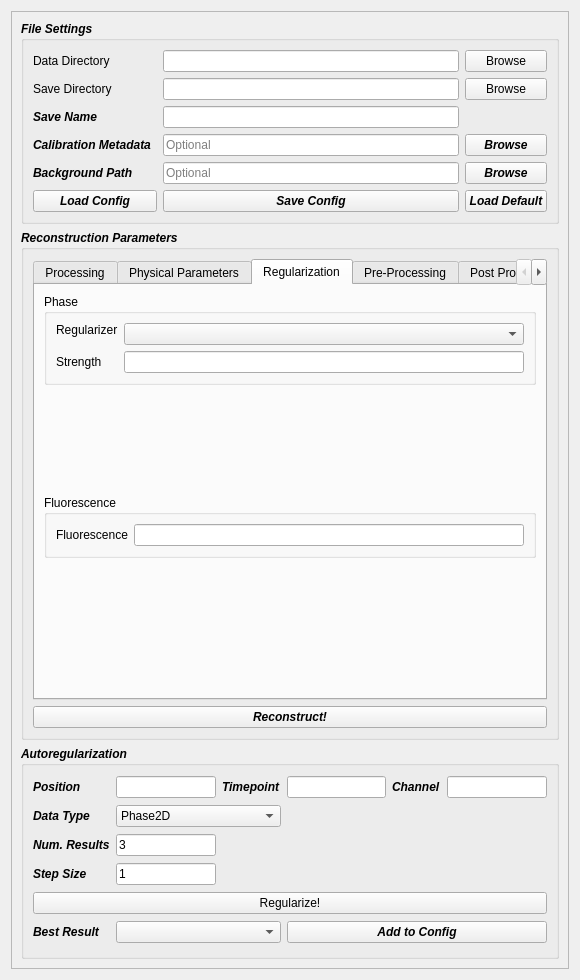
Qt form recOrder/plugin/qtdesigner/recOrder_reconstruction.ui (mehta-lab/waveorder) before a commit.
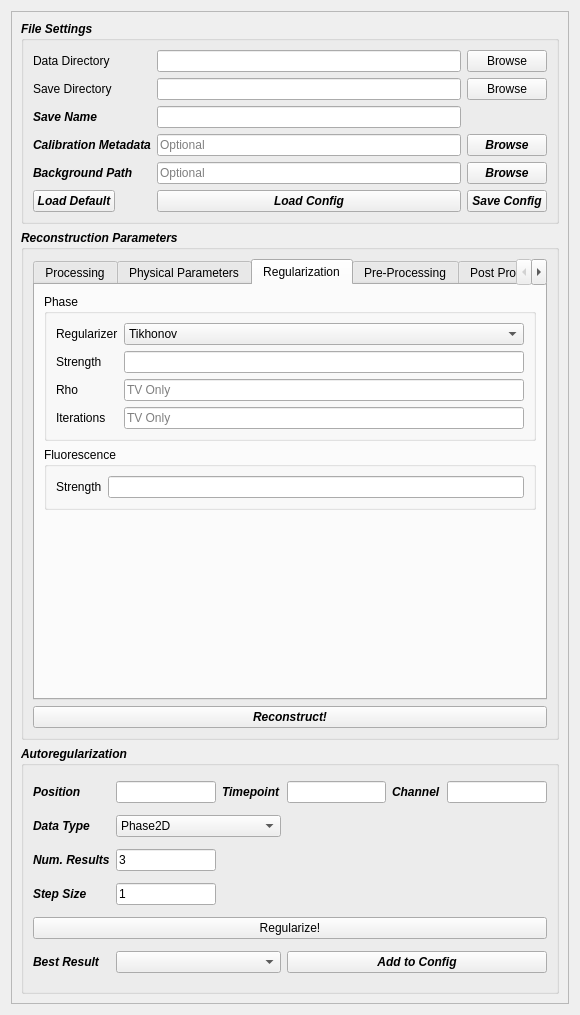
The same form after that commit. The open tabs and pages were chosen to show the change.

Commit message: add reconstruction module

Diff of the .ui file:
```diff
--- a/recOrder/plugin/qtdesigner/recOrder_reconstruction.ui
+++ b/recOrder/plugin/qtdesigner/recOrder_reconstruction.ui
@@ -7,7 +7,7 @@
     <x>0</x>
     <y>0</y>
     <width>580</width>
-    <height>980</height>
+    <height>1015</height>
    </rect>
   </property>
   <property name="windowTitle">
@@ -224,7 +224,7 @@
           <property name="verticalSpacing">
            <number>-1</number>
           </property>
-          <item row="0" column="0" colspan="2" alignment="Qt::AlignTop">
+          <item row="0" column="0" colspan="2">
            <widget class="QTabWidget" name="tabWidget_4">
             <property name="sizePolicy">
              <sizepolicy hsizetype="Preferred" vsizetype="Preferred">
@@ -253,8 +253,14 @@
               <property name="verticalSpacing">
                <number>-1</number>
               </property>
-              <item row="3" column="0">
-               <widget class="QLabel" name="label_bg_corr">
+              <item row="0" column="0" alignment="Qt::AlignTop">
+               <widget class="QGroupBox" name="groupBox_8">
+                <property name="title">
+                 <string/>
+                </property>
+                <layout class="QGridLayout" name="gridLayout_7">
+                 <item row="0" column="0">
+                  <widget class="QLabel" name="label_pipeline">
                 <property name="text">
                  <string>Background Correction</string>
                 </property>
@@ -396,82 +402,7 @@
                 </property>
                </widget>
               </item>
-              <item row="6" column="0">
-               <widget class="QCheckBox" name="chb_use_gpu">
-                <property name="sizePolicy">
-                 <sizepolicy hsizetype="Fixed" vsizetype="Fixed">
-                  <horstretch>0</horstretch>
-                  <verstretch>0</verstretch>
-                 </sizepolicy>
-                </property>
-                <property name="text">
-                 <string>Use GPU</string>
-                </property>
-                <property name="tristate">
-                 <bool>false</bool>
-                </property>
-               </widget>
-              </item>
-              <item row="4" column="0">
-               <widget class="QLabel" name="label_output_channels">
-                <property name="text">
-                 <string>Output Channels</string>
-                </property>
-               </widget>
-              </item>
-              <item row="4" column="1">
-               <widget class="QLineEdit" name="le_output_channels">
-                <property name="sizePolicy">
-                 <sizepolicy hsizetype="Expanding" vsizetype="Fixed">
-                  <horstretch>0</horstretch>
-                  <verstretch>0</verstretch>
-                 </sizepolicy>
-                </property>
-                <property name="minimumSize">
-                 <size>
-                  <width>30</width>
-                  <height>0</height>
-                 </size>
-                </property>
-                <property name="font">
-                 <font>
-                  <weight>50</weight>
-                  <italic>false</italic>
-                  <bold>false</bold>
-                 </font>
-                </property>
-                <property name="text">
-                 <string/>
-                </property>
-                <property name="placeholderText">
-                 <string>Retardance, Orientation, BF, Phase3D</string>
-                </property>
-               </widget>
-              </item>
-              <item row="0" column="0">
-               <widget class="QLabel" name="label_pipeline">
-                <property name="text">
-                 <string>Pipeline</string>
-                </property>
-               </widget>
-              </item>
-              <item row="0" column="1">
-               <widget class="QComboBox" name="cb_pipeline">
-                <item>
-                 <property name="text">
-                  <string>QLIPP</string>
-                 </property>
-                </item>
-                <item>
-                 <property name="text">
-                  <string>PhaseFromBF</string>
-                 </property>
-                </item>
-                <item>
-                 <property name="text">
-                  <string>Fluorescence Deconvolution</string>
-                 </property>
-                </item>
+                </layout>
                </widget>
               </item>
              </layout>
@@ -632,48 +563,86 @@
              <attribute name="title">
               <string>Regularization</string>
              </attribute>
-             <layout class="QGridLayout" name="gridLayout_5">
+             <layout class="QFormLayout" name="formLayout">
               <property name="sizeConstraint">
                <enum>QLayout::SetDefaultConstraint</enum>
               </property>
-              <item row="0" column="0" colspan="2" alignment="Qt::AlignTop">
-               <widget class="QGroupBox" name="groupBox_2">
+              <item row="0" column="0" colspan="2">
+               <widget class="QGroupBox" name="phase">
+                <property name="sizePolicy">
+                 <sizepolicy hsizetype="Expanding" vsizetype="Preferred">
+                  <horstretch>0</horstretch>
+                  <verstretch>0</verstretch>
+                 </sizepolicy>
+                </property>
                 <property name="title">
                  <string>Phase</string>
                 </property>
-                <layout class="QGridLayout" name="gridLayout_7">
-                 <item row="1" column="0">
-                  <widget class="QLabel" name="label_3">
-                   <property name="text">
-                    <string>Strength</string>
-                   </property>
-                  </widget>
-                 </item>
-                 <item row="0" column="1">
-                  <widget class="QComboBox" name="comboBox">
-                   <property name="sizePolicy">
-                    <sizepolicy hsizetype="Expanding" vsizetype="Fixed">
-                     <horstretch>0</horstretch>
-                     <verstretch>0</verstretch>
-                    </sizepolicy>
-                   </property>
-                  </widget>
-                 </item>
-                 <item row="0" column="0" alignment="Qt::AlignTop">
-                  <widget class="QLabel" name="label_2">
+                <layout class="QGridLayout" name="gridLayout_5">
+                 <item row="0" column="0">
+                  <widget class="QLabel" name="label_phase_regularizer">
                    <property name="text">
                     <string>Regularizer</string>
                    </property>
                   </widget>
                  </item>
                  <item row="1" column="1">
-                  <widget class="QLineEdit" name="lineEdit_2"/>
+                  <widget class="QLineEdit" name="le_phase_strength"/>
+                 </item>
+                 <item row="0" column="1">
+                  <widget class="QComboBox" name="cb_regularizer">
+                   <item>
+                    <property name="text">
+                     <string>Tikhonov</string>
+                    </property>
+                   </item>
+                   <item>
+                    <property name="text">
+                     <string>TV</string>
+                    </property>
+                   </item>
+                  </widget>
+                 </item>
+                 <item row="3" column="1">
+                  <widget class="QLineEdit" name="le_phase_itr">
+                   <property name="placeholderText">
+                    <string>TV Only</string>
+                   </property>
+                  </widget>
+                 </item>
+                 <item row="2" column="0">
+                  <widget class="QLabel" name="label_phase_rho">
+                   <property name="text">
+                    <string>Rho</string>
+                   </property>
+                  </widget>
+                 </item>
+                 <item row="1" column="0">
+                  <widget class="QLabel" name="label_phase_strength">
+                   <property name="text">
+                    <string>Strength</string>
+                   </property>
+                  </widget>
+                 </item>
+                 <item row="3" column="0">
+                  <widget class="QLabel" name="label_phase_itr">
+                   <property name="text">
+                    <string>Iterations</string>
+                   </property>
+                  </widget>
+                 </item>
+                 <item row="2" column="1">
+                  <widget class="QLineEdit" name="le_phase_rho">
+                   <property name="placeholderText">
+                    <string>TV Only</string>
+                   </property>
+                  </widget>
                  </item>
                 </layout>
                </widget>
               </item>
-              <item row="1" column="0" colspan="2" alignment="Qt::AlignTop">
-               <widget class="QGroupBox" name="groupBox_3">
+              <item row="1" column="0" colspan="2">
+               <widget class="QGroupBox" name="fluorescence">
                 <property name="title">
                  <string>Fluorescence</string>
                 </property>
@@ -681,31 +650,12 @@
                  <item row="0" column="0">
                   <widget class="QLabel" name="label">
                    <property name="text">
-                    <string>Fluorescence</string>
+                    <string>Strength</string>
                    </property>
                   </widget>
                  </item>
                  <item row="0" column="1">
-                  <widget class="QLineEdit" name="lineEdit">
-                   <property name="sizePolicy">
-                    <sizepolicy hsizetype="Expanding" vsizetype="Fixed">
-                     <horstretch>0</horstretch>
-                     <verstretch>0</verstretch>
-                    </sizepolicy>
-                   </property>
-                   <property name="focusPolicy">
-                    <enum>Qt::TabFocus</enum>
-                   </property>
-                   <property name="alignment">
-                    <set>Qt::AlignLeading|Qt::AlignLeft|Qt::AlignVCenter</set>
-                   </property>
-                   <property name="dragEnabled">
-                    <bool>false</bool>
-                   </property>
-                   <property name="clearButtonEnabled">
-                    <bool>false</bool>
-                   </property>
-                  </widget>
+                  <widget class="QLineEdit" name="le_fluor_strength"/>
                  </item>
                 </layout>
                </widget>
@@ -1038,19 +988,6 @@
           <string>File Settings</string>
          </property>
          <layout class="QGridLayout" name="gridLayout_13">
-          <item row="7" column="3">
-           <widget class="QPushButton" name="qb_load_default_config">
-            <property name="sizePolicy">
-             <sizepolicy hsizetype="Fixed" vsizetype="Fixed">
-              <horstretch>0</horstretch>
-              <verstretch>0</verstretch>
-             </sizepolicy>
-            </property>
-            <property name="text">
-             <string>Load Default</string>
-            </property>
-           </widget>
-          </item>
           <item row="2" column="2">
            <widget class="QLineEdit" name="le_save_name">
             <property name="sizePolicy">
@@ -1140,26 +1077,6 @@
             </property>
            </widget>
           </item>
-          <item row="7" column="0" colspan="2">
-           <widget class="QPushButton" name="qb_load_config">
-            <property name="text">
-             <string>Load Config</string>
-            </property>
-           </widget>
-          </item>
-          <item row="7" column="2">
-           <widget class="QPushButton" name="qb_save_config">
-            <property name="sizePolicy">
-             <sizepolicy hsizetype="Preferred" vsizetype="Fixed">
-              <horstretch>0</horstretch>
-              <verstretch>0</verstretch>
-             </sizepolicy>
-            </property>
-            <property name="text">
-             <string>Save Config</string>
-            </property>
-           </widget>
-          </item>
           <item row="2" column="0">
            <widget class="QLabel" name="label_save_name">
             <property name="text">
@@ -1209,6 +1126,39 @@
             </property>
            </widget>
           </item>
+          <item row="7" column="0">
+           <widget class="QPushButton" name="qb_load_default_config">
+            <property name="sizePolicy">
+             <sizepolicy hsizetype="Fixed" vsizetype="Fixed">
+              <horstretch>0</horstretch>
+              <verstretch>0</verstretch>
+             </sizepolicy>
+            </property>
+            <property name="text">
+             <string>Load Default</string>
+            </property>
+           </widget>
+          </item>
+          <item row="7" column="2">
+           <widget class="QPushButton" name="qb_load_config">
+            <property name="text">
+             <string>Load Config</string>
+            </property>
+           </widget>
+          </item>
+          <item row="7" column="3">
+           <widget class="QPushButton" name="qb_save_config">
+            <property name="sizePolicy">
+             <sizepolicy hsizetype="Preferred" vsizetype="Fixed">
+              <horstretch>0</horstretch>
+              <verstretch>0</verstretch>
+             </sizepolicy>
+            </property>
+            <property name="text">
+             <string>Save Config</string>
+            </property>
+           </widget>
+          </item>
          </layout>
         </widget>
        </item>
```
Left out of the diff: 384 changed lines with no effect on the pictures. Lines whose indentation alone changed are shown as unchanged. The commit also changes 4 other files.
